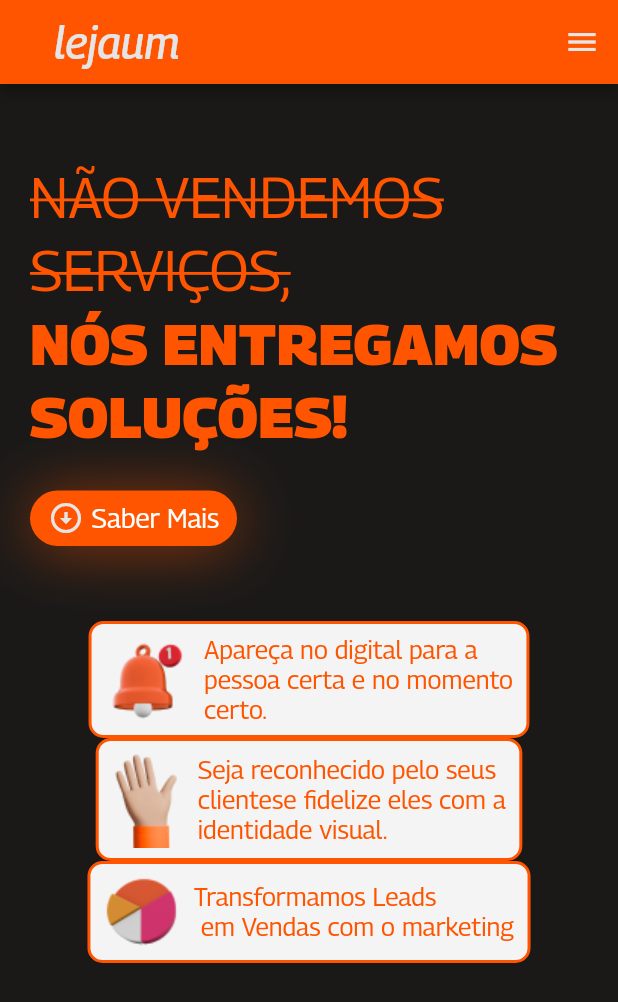
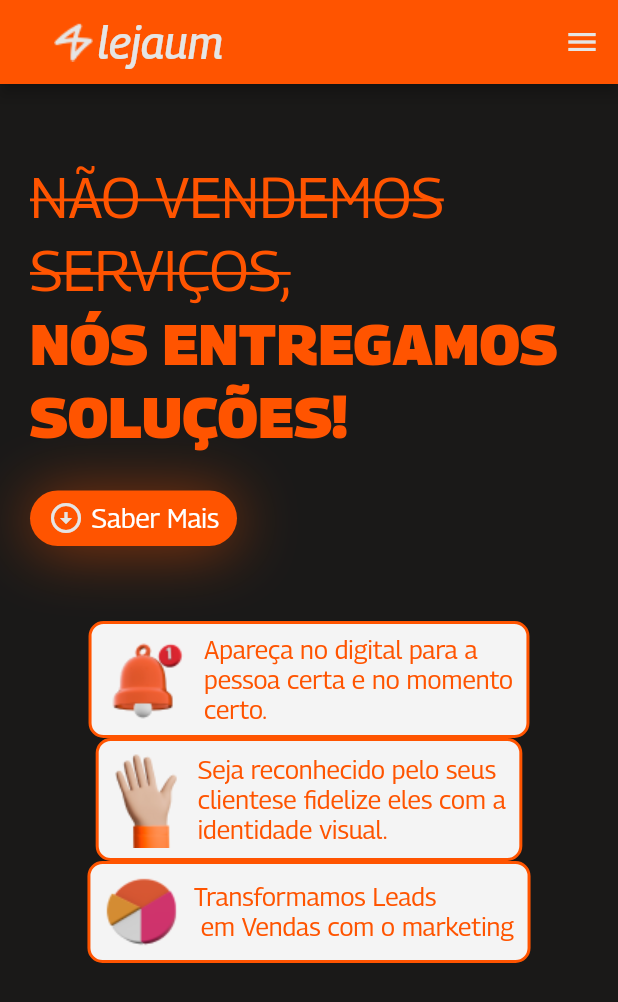
Before and after one commit to BrunoAlm/lejaum.inc-app, a Flutter app: the screen it shows after launch, on a phone screen of 412 x 824 dp. Shown: the top 1002 px of the screen. Run offline on Flutter 3.47's test engine with Material 2 defaults, Android fonts, the phone set to English and light mode, and no system bars; project files that could hold a hidden picture were left out.

Commit message:
mais att

```diff
--- a/lib/pages/home/widgets/AppBar/mobile_app_bar.dart
+++ b/lib/pages/home/widgets/AppBar/mobile_app_bar.dart
@@ -9,7 +9,11 @@ class MobileAppBar extends StatelessWidget {
       backgroundColor: Color(0xFFFF5400),
       title: Padding(
         padding: const EdgeInsets.only(left: 20),
-        child: Text(
+        child: Row(
+          children: [
+            Image.asset("assets/images/logo_icon.png"),
+            const SizedBox(width: 3),
+            Text(
               'lejaum',
               style: TextStyle(
                 color: Color(0xFFE5E5E5),
@@ -18,6 +22,8 @@ class MobileAppBar extends StatelessWidget {
                 fontSize: 30,
               ),
             ),
+          ],
+        ),
       ),
     );
   }
```
Also changed, not shown: assets/images/logo_icon.png (added). Lines whose indentation alone changed are shown as unchanged.
